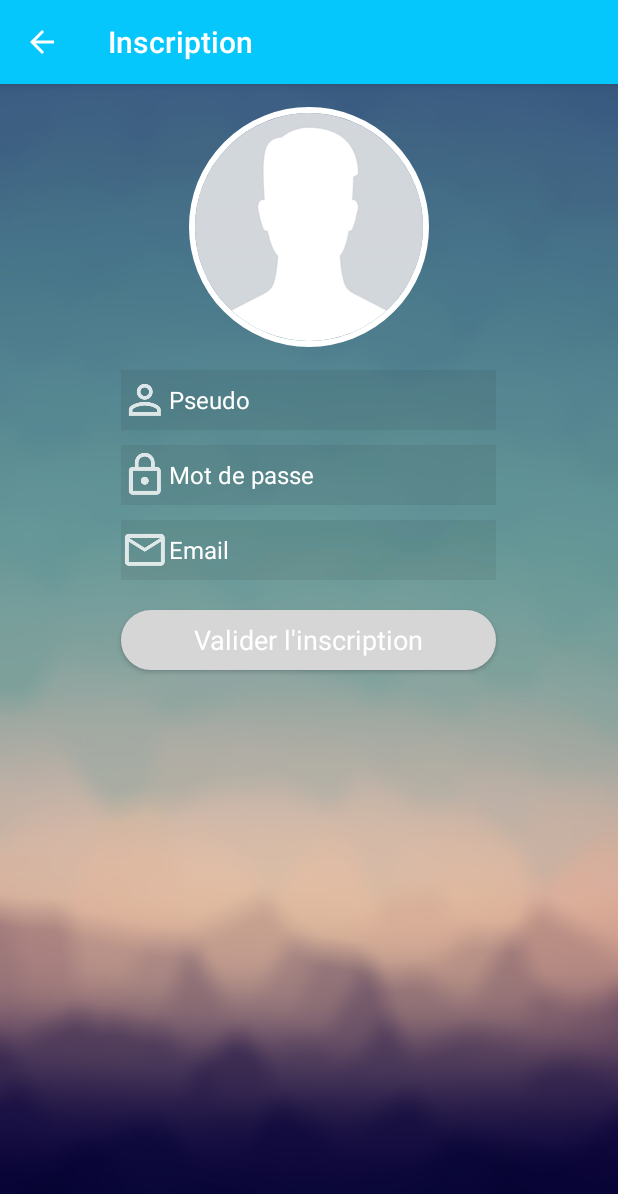
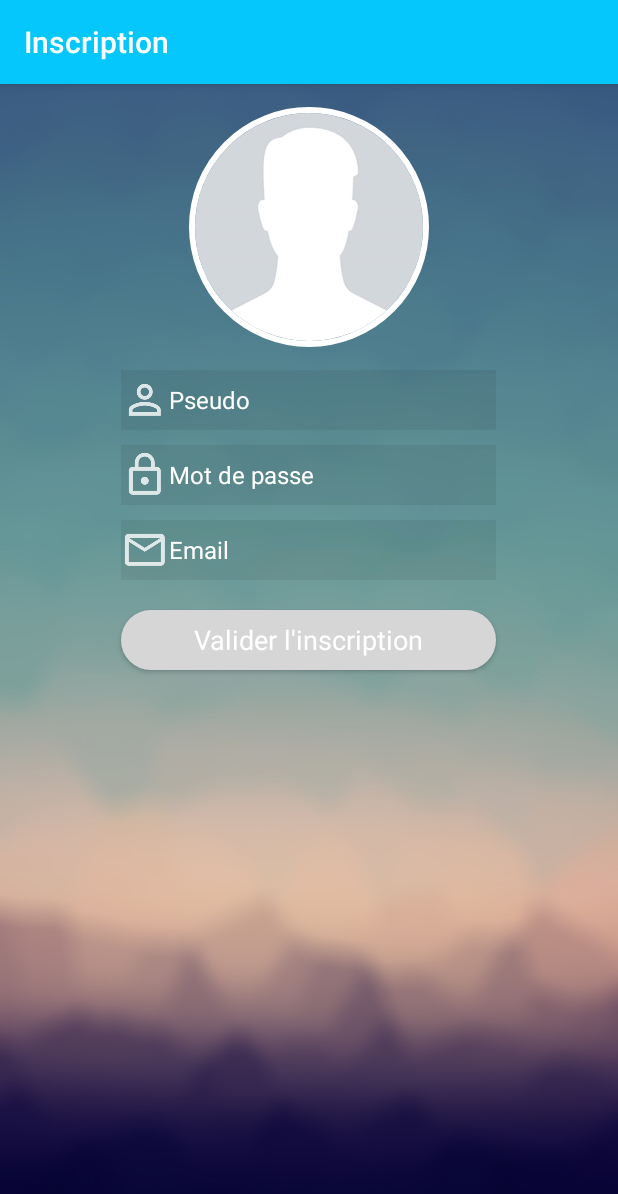
Before and after one commit to rbonnet13/OwlinOnePAE, an Android app: the screen it shows after launch (RegisterActivity), after a tap on an icon or button, on a phone screen of 412 x 824 dp. Shown: the top 1194 px of the screen. Run offline under Robolectric (Android 15) with nearby library versions, the phone set to English and light mode, and no system bars; our stand-ins replace CircleImageView, Picasso; pictures from the network do not load.

Commit message:
Retour en arrière bloqué (connexion obligatoire) Ajout de l'onglet "Mon compte"

```diff
--- a/app/src/main/java/owlinone/pae/AddressUrl.java
+++ b/app/src/main/java/owlinone/pae/AddressUrl.java
@@ -6,7 +6,7 @@ package owlinone.pae;
 
 public class AddressUrl {
 
-    private static String strUrl = "172.20.10.7";
+    private static String strUrl = "172.20.10.5";
     private static String strPort = "80";
     private static String strDossierPhp = "test4";
 
@@ -22,7 +22,7 @@ public class AddressUrl {
     public static final String strTriAppartPrix        = "http://" + strUrl + ":"+ strPort +"/"+ strDossierPhp +"/triAppartementPrix.php";
     public static final String strTriAppartPrixDispo   = "http://" + strUrl + ":"+ strPort +"/"+ strDossierPhp +"/triAppartementPrixDispo.php";
     public static final String strTriIndex             = "http://" + strUrl + ":"+ strPort +"/"+ strDossierPhp +"/index.php";
-    public static final String strPhoto                = "http://" + strUrl + ":"+ strPort +"/"+ strDossierPhp +"/";
+    public static final String strPhoto                = "http://" + strUrl + ":"+ strPort +"/"+ strDossierPhp + "/";
 
 
 
--- a/app/src/main/java/owlinone/pae/MainLogin.java
+++ b/app/src/main/java/owlinone/pae/MainLogin.java
@@ -65,7 +65,7 @@ public class MainLogin extends AppCompatActivity {
 
         //Affichage de la flèche de retour-----------------------------------
         if (getSupportActionBar() != null) {
-            getSupportActionBar().setDisplayHomeAsUpEnabled(true);
+            getSupportActionBar().setDisplayHomeAsUpEnabled(false);
             getSupportActionBar().setDisplayShowHomeEnabled(true);
         }
 
@@ -122,7 +122,10 @@ public class MainLogin extends AppCompatActivity {
 
     }
 
-
+    @Override
+    public void onBackPressed(){
+        Toast.makeText(MainLogin.this, "Connexion obligatoire", Toast.LENGTH_LONG).show();
+    }
     @Override
 
     public boolean onCreateOptionsMenu(Menu menu) {
--- a/app/src/main/java/owlinone/pae/RegisterActivity.java
+++ b/app/src/main/java/owlinone/pae/RegisterActivity.java
@@ -65,8 +65,8 @@ public class RegisterActivity extends AppCompatActivity {
         Toolbar toolbar = (Toolbar) findViewById(R.id.toolbar6);
         setSupportActionBar(toolbar);
         if (getSupportActionBar() != null) {
-            getSupportActionBar().setDisplayHomeAsUpEnabled(true);
-            getSupportActionBar().setDisplayShowHomeEnabled(true);
+            getSupportActionBar().setDisplayHomeAsUpEnabled(false);
+            getSupportActionBar().setDisplayShowHomeEnabled(false);
         }
         toolbar.setNavigationOnClickListener(new View.OnClickListener() {
             @Override
--- a/app/src/main/res/menu/activity_main_drawer.xml
+++ b/app/src/main/res/menu/activity_main_drawer.xml
@@ -14,6 +14,11 @@
                     android:id="@+id/nav_deconnexion"
                     android:icon="@drawable/ic_logout"
                     android:title="@string/déconnexion"
+                    android:visible="true"/>
+                <item
+                    android:id="@+id/nav_compte"
+                    android:icon="@drawable/ic_compte"
+                    android:title="@string/compte"
                     android:visible="true"/>
             </menu>
         </item>
--- a/app/src/main/res/values/strings.xml
+++ b/app/src/main/res/values/strings.xml
@@ -66,6 +66,8 @@
     <string name="connexion">Connexion</string>
     <string name="inscription">Inscription</string>
     <string name="déconnexion">Déconnexion</string>
+    <string name="compte">Compte</string>
+
 
 
 
```
Also changed, not shown: app/src/main/java/owlinone/pae/MainActivity.java (indentation only), app/src/main/res/drawable-hdpi/ic_compte.png (added), app/src/main/res/drawable-mdpi/ic_compte.png (added), app/src/main/res/drawable-xhdpi/ic_compte.png (added), app/src/main/res/drawable-xxhdpi/ic_compte.png (added).
